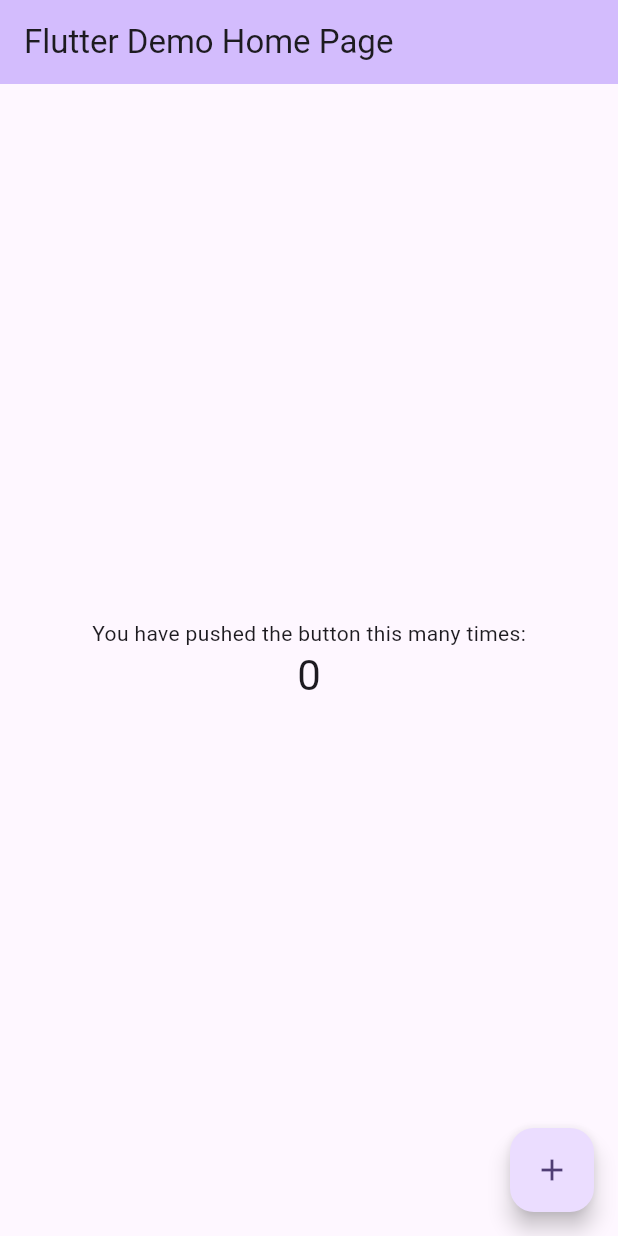
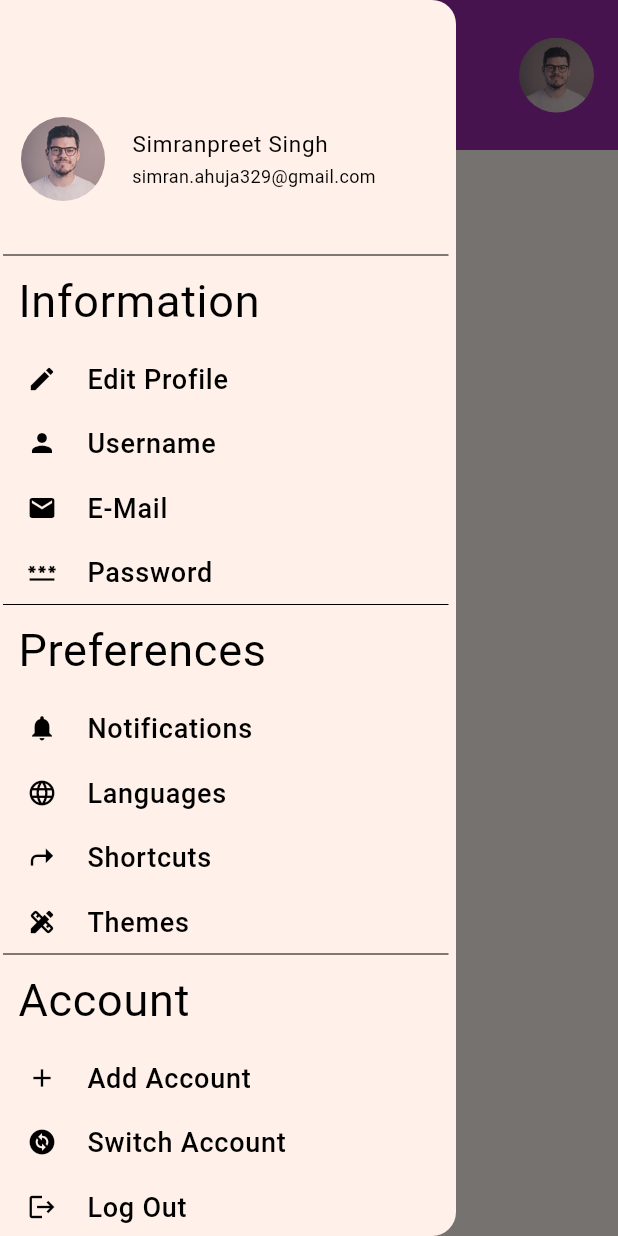
Before and after one commit to Simransingh010/Flutter-UI-E-Shop-App, a Flutter app: the screen it shows after launch, with the side drawer open (before the commit the screen has no drawer), on a phone screen of 412 x 824 dp. Run offline on Flutter 3.47's test engine with Material 3 defaults, Android fonts, the phone set to English and light mode, and no system bars; missing offline and left inert: dart:html.

Commit message:
first commit

```diff
--- /dev/null
+++ b/e_shop_clone/lib/Screens/Drawer.dart
@@ -0,0 +1,288 @@
+import 'package:flutter/material.dart';
+
+class DrawerCall extends StatelessWidget {
+  const DrawerCall({super.key});
+
+  @override
+  Widget build(BuildContext context) {
+    return Drawer(
+      child: Padding(
+        padding: const EdgeInsets.fromLTRB(2, 0, 5, 10),
+        child: Column(
+          children: [
+            SizedBox(
+              height: 170,
+              width: 500,
+              child: ListTile(
+                contentPadding: EdgeInsets.fromLTRB(10, 70, 10, 10),
+                leading: CircleAvatar(
+                  radius: 30,
+                  backgroundImage: AssetImage('asset/Image/avatar.jpeg'),
+                ),
+                title: Text(
+                  'Simranpreet Singh',
+                  style: TextStyle(
+                    fontSize: 15,
+                    color: Colors.black,
+                  ),
+                ),
+                subtitle: Text(
+                  'simran.ahuja329@gmail.com',
+                  style: TextStyle(
+                    fontSize: 12,
+                    color: Colors.black,
+                  ),
+                ),
+              ),
+            ),
+            const Divider(
+              height: 0,
+              thickness: 0,
+              color: Colors.black,
+            ),
+            Container(
+              child: Column(
+                children: [
+                  ListTile(
+                    visualDensity: VisualDensity(horizontal: 0, vertical: -4),
+                    contentPadding: EdgeInsets.fromLTRB(10, 0, 0, 0),
+                    title: const Text(
+                      'Information',
+                      style: TextStyle(
+                        fontWeight: FontWeight.w400,
+                        fontSize: 30,
+                        color: Colors.black,
+                      ),
+                    ),
+                  ),
+                  ListTile(
+                    onTap: () {},
+                    visualDensity: VisualDensity(horizontal: 0, vertical: -4),
+                    leading: Icon(
+                      Icons.edit,
+                      color: Colors.black,
+                      size: 20,
+                    ),
+                    title: Text(
+                      'Edit Profile',
+                      style: TextStyle(
+                          fontSize: 18,
+                          color: Colors.black,
+                          fontWeight: FontWeight.w500),
+                    ),
+                  ),
+                  ListTile(
+                    onTap: () {},
+                    visualDensity: VisualDensity(horizontal: 0, vertical: -4),
+                    leading: Icon(
+                      Icons.person,
+                      color: Colors.black,
+                      size: 20,
+                    ),
+                    title: Text(
+                      'Username',
+                      style: TextStyle(
+                          fontSize: 18,
+                          color: Colors.black,
+                          fontWeight: FontWeight.w500),
+                    ),
+                  ),
+                  ListTile(
+                    onTap: () {},
+                    visualDensity: VisualDensity(horizontal: 0, vertical: -4),
+                    leading: Icon(
+                      Icons.email,
+                      color: Colors.black,
+                      size: 20,
+                    ),
+                    title: Text(
+                      'E-Mail',
+                      style: TextStyle(
+                          fontSize: 18,
+                          color: Colors.black,
+                          fontWeight: FontWeight.w500),
+                    ),
+                  ),
+                  ListTile(
+                    onTap: () {},
+                    visualDensity: VisualDensity(horizontal: 0, vertical: -4),
+                    leading: Icon(
+                      Icons.password,
+                      color: Colors.black,
+                      size: 20,
+                    ),
+                    title: Text(
+                      'Password',
+                      style: TextStyle(
+                          fontSize: 18,
+                          color: Colors.black,
+                          fontWeight: FontWeight.w500),
+                    ),
+                  ),
+                ],
+              ),
+            ),
+            const Divider(
+              height: 0,
+              color: Colors.black,
+              thickness: 0,
+            ),
+            Container(
+              child: Column(
+                children: [
+                  ListTile(
+                    visualDensity: VisualDensity(horizontal: 0, vertical: -4),
+                    contentPadding: EdgeInsets.fromLTRB(10, 0, 0, 0),
+                    title: const Text(
+                      'Preferences',
+                      style: TextStyle(
+                        fontWeight: FontWeight.w400,
+                        fontSize: 30,
+                        color: Colors.black,
+                      ),
+                    ),
+                  ),
+                  ListTile(
+                    onTap: () {},
+                    visualDensity: VisualDensity(horizontal: 0, vertical: -4),
+                    leading: Icon(
+                      Icons.notifications,
+                      color: Colors.black,
+                      size: 20,
+                    ),
+                    title: Text(
+                      'Notifications',
+                      style: TextStyle(
+                          fontSize: 18,
+                          color: Colors.black,
+                          fontWeight: FontWeight.w500),
+                    ),
+                  ),
+                  ListTile(
+                    onTap: () {},
+                    visualDensity: VisualDensity(horizontal: 0, vertical: -4),
+                    leading: Icon(
+                      Icons.language,
+                      color: Colors.black,
+                      size: 20,
+                    ),
+                    title: Text(
+                      'Languages',
+                      style: TextStyle(
+                          fontSize: 18,
+                          color: Colors.black,
+                          fontWeight: FontWeight.w500),
+                    ),
+                  ),
+                  ListTile(
+                    onTap: () {},
+                    visualDensity: VisualDensity(horizontal: 0, vertical: -4),
+                    leading: Icon(
+                      Icons.shortcut,
+                      color: Colors.black,
+                      size: 20,
+                    ),
+                    title: Text(
+                      'Shortcuts',
+                      style: TextStyle(
+                          fontSize: 18,
+                          color: Colors.black,
+                          fontWeight: FontWeight.w500),
+                    ),
+                  ),
+                  ListTile(
+                    onTap: () {},
+                    visualDensity: VisualDensity(horizontal: 0, vertical: -4),
+                    leading: Icon(
+                      Icons.design_services,
+                      color: Colors.black,
+                      size: 20,
+                    ),
+                    title: Text(
+                      'Themes',
+                      style: TextStyle(
+                          fontSize: 18,
+                          color: Colors.black,
+                          fontWeight: FontWeight.w500),
+                    ),
+                  ),
+                ],
+              ),
+            ),
+            const Divider(
+              height: 0,
+              color: Colors.black,
+              thickness: 0,
+            ),
+            Container(
+              child: Column(
+                children: [
+                  ListTile(
+                    visualDensity: VisualDensity(horizontal: 0, vertical: -4),
+                    contentPadding: EdgeInsets.fromLTRB(10, 0, 0, 0),
+                    title: const Text(
+                      'Account',
+                      style: TextStyle(
+                        fontWeight: FontWeight.w400,
+                        fontSize: 30,
+                        color: Colors.black,
+                      ),
+                    ),
+                  ),
+                  ListTile(
+                    onTap: () {},
+                    visualDensity: VisualDensity(horizontal: 0, vertical: -4),
+                    leading: Icon(
+                      Icons.add,
+                      color: Colors.black,
+                      size: 20,
+                    ),
+                    title: Text(
+                      'Add Account',
+                      style: TextStyle(
+                          fontSize: 18,
+                          color: Colors.black,
+                          fontWeight: FontWeight.w500),
+                    ),
+                  ),
+                  ListTile(
+                    onTap: () {},
+                    visualDensity: VisualDensity(horizontal: 0, vertical: -4),
+                    leading: Icon(
+                      Icons.change_circle,
+                      color: Colors.black,
+                      size: 20,
+                    ),
+                    title: Text(
+                      'Switch Account',
+                      style: TextStyle(
+                          fontSize: 18,
+                          color: Colors.black,
+                          fontWeight: FontWeight.w500),
+                    ),
+                  ),
+                  ListTile(
+                    onTap: () {},
+                    visualDensity: VisualDensity(horizontal: 0, vertical: -4),
+                    leading: Icon(
+                      Icons.logout,
+                      color: Colors.black,
+                      size: 20,
+                    ),
+                    title: Text(
+                      'Log Out',
+                      style: TextStyle(
+                          fontSize: 18,
+                          color: Colors.black,
+                          fontWeight: FontWeight.w500),
+                    ),
+                  ),
+                ],
+              ),
+            ),
+          ],
+        ),
+      ),
+    );
+  }
+}
--- /dev/null
+++ b/e_shop_clone/lib/Screens/home.dart
@@ -0,0 +1,78 @@
+import 'dart:html';
+
+import 'package:e_shop_clone/Screens/Drawer.dart';
+import 'package:flutter/material.dart';
+
+class Home extends StatelessWidget {
+  const Home({super.key});
+
+  @override
+  Widget build(BuildContext context) {
+    return Scaffold(
+      appBar: AppBar(
+        toolbarHeight: 100.0,
+        backgroundColor: Colors.purple,
+        elevation: 1,
+        title: searchBox(),
+        actions: [
+          Padding(
+            padding: const EdgeInsets.all(8.0),
+            child: GestureDetector(
+              onTap: () {},
+              child: IconButton(
+                icon: CircleAvatar(
+                  radius: 25,
+                  backgroundColor: Colors.transparent,
+                  backgroundImage: AssetImage('asset/Image/avatar.jpeg'),
+                ),
+                onPressed: () {},
+              ),
+            ),
+          ),
+          // Image.asset('asset/Image/avatar.jpeg'),
+        ],
+      ),
+      drawer: const DrawerCall(),
+      body: Center(
+        child: Text(
+          'Simran',
+          style: TextStyle(fontSize: 40, color: Colors.black),
+        ),
+      ),
+    );
+  }
+}
+
+Widget searchBox() {
+  return Container(
+    alignment: Alignment.bottomCenter,
+    child: SizedBox(
+      height: 35,
+      width: 200,
+      child: Container(
+        padding: EdgeInsets.symmetric(horizontal: 10),
+        decoration: BoxDecoration(
+          color: Colors.white,
+          borderRadius: BorderRadius.circular(20),
+        ),
+        child: TextField(
+          decoration: InputDecoration(
+            contentPadding: EdgeInsets.all(9.0),
+            prefixIcon: Icon(
+              Icons.search,
+              color: Colors.black,
+              size: 22,
+            ),
+            prefixIconConstraints: BoxConstraints(
+              minHeight: 10,
+              minWidth: 25,
+            ),
+            border: InputBorder.none,
+            hintText: 'Search',
+            hintStyle: TextStyle(color: Colors.grey),
+          ),
+        ),
+      ),
+    ),
+  );
+}
--- a/e_shop_clone/lib/main.dart
+++ b/e_shop_clone/lib/main.dart
@@ -1,3 +1,4 @@
+import 'package:e_shop_clone/Screens/home.dart';
 import 'package:flutter/material.dart';
 
 void main() {
@@ -7,119 +8,17 @@
 class MyApp extends StatelessWidget {
   const MyApp({super.key});
 
-  // This widget is the root of your application.
   @override
   Widget build(BuildContext context) {
     return MaterialApp(
+      debugShowCheckedModeBanner: false,
       title: 'Flutter Demo',
       theme: ThemeData(
-        // This is the theme of your application.
-        //
-        // TRY THIS: Try running your application with "flutter run". You'll see
-        // the application has a purple toolbar. Then, without quitting the app,
-        // try changing the seedColor in the colorScheme below to Colors.green
-        // and then invoke "hot reload" (save your changes or press the "hot
-        // reload" button in a Flutter-supported IDE, or press "r" if you used
-        // the command line to start the app).
-        //
-        // Notice that the counter didn't reset back to zero; the application
-        // state is not lost during the reload. To reset the state, use hot
-        // restart instead.
-        //
-        // This works for code too, not just values: Most code changes can be
-        // tested with just a hot reload.
-        colorScheme: ColorScheme.fromSeed(seedColor: Colors.deepPurple),
+        colorScheme:
+            ColorScheme.fromSeed(seedColor: Color.fromARGB(255, 222, 149, 89)),
         useMaterial3: true,
       ),
-      home: const MyHomePage(title: 'Flutter Demo Home Page'),
+      home: Home(),
     );
   }
 }
-
-class MyHomePage extends StatefulWidget {
-  const MyHomePage({super.key, required this.title});
-
-  // This widget is the home page of your application. It is stateful, meaning
-  // that it has a State object (defined below) that contains fields that affect
-  // how it looks.
-
-  // This class is the configuration for the state. It holds the values (in this
-  // case the title) provided by the parent (in this case the App widget) and
-  // used by the build method of the State. Fields in a Widget subclass are
-  // always marked "final".
-
-  final String title;
-
-  @override
-  State<MyHomePage> createState() => _MyHomePageState();
-}
-
-class _MyHomePageState extends State<MyHomePage> {
-  int _counter = 0;
-
-  void _incrementCounter() {
-    setState(() {
-      // This call to setState tells the Flutter framework that something has
-      // changed in this State, which causes it to rerun the build method below
-      // so that the display can reflect the updated values. If we changed
-      // _counter without calling setState(), then the build method would not be
-      // called again, and so nothing would appear to happen.
-      _counter++;
-    });
-  }
-
-  @override
-  Widget build(BuildContext context) {
-    // This method is rerun every time setState is called, for instance as done
-    // by the _incrementCounter method above.
-    //
-    // The Flutter framework has been optimized to make rerunning build methods
-    // fast, so that you can just rebuild anything that needs updating rather
-    // than having to individually change instances of widgets.
-    return Scaffold(
-      appBar: AppBar(
-        // TRY THIS: Try changing the color here to a specific color (to
-        // Colors.amber, perhaps?) and trigger a hot reload to see the AppBar
-        // change color while the other colors stay the same.
-        backgroundColor: Theme.of(context).colorScheme.inversePrimary,
-        // Here we take the value from the MyHomePage object that was created by
-        // the App.build method, and use it to set our appbar title.
-        title: Text(widget.title),
-      ),
-      body: Center(
-        // Center is a layout widget. It takes a single child and positions it
-        // in the middle of the parent.
-        child: Column(
-          // Column is also a layout widget. It takes a list of children and
-          // arranges them vertically. By default, it sizes itself to fit its
-          // children horizontally, and tries to be as tall as its parent.
-          //
-          // Column has various properties to control how it sizes itself and
-          // how it positions its children. Here we use mainAxisAlignment to
-          // center the children vertically; the main axis here is the vertical
-          // axis because Columns are vertical (the cross axis would be
-          // horizontal).
-          //
-          // TRY THIS: Invoke "debug painting" (choose the "Toggle Debug Paint"
-          // action in the IDE, or press "p" in the console), to see the
-          // wireframe for each widget.
-          mainAxisAlignment: MainAxisAlignment.center,
-          children: <Widget>[
-            const Text(
-              'You have pushed the button this many times:',
-            ),
-            Text(
-              '$_counter',
-              style: Theme.of(context).textTheme.headlineMedium,
-            ),
-          ],
-        ),
-      ),
-      floatingActionButton: FloatingActionButton(
-        onPressed: _incrementCounter,
-        tooltip: 'Increment',
-        child: const Icon(Icons.add),
-      ), // This trailing comma makes auto-formatting nicer for build methods.
-    );
-  }
-}
```
Also changed, not shown: e_shop_clone/pubspec.yaml (+4 -3 lines), e_shop_clone/asset/Image/avatar.jpeg (added).
